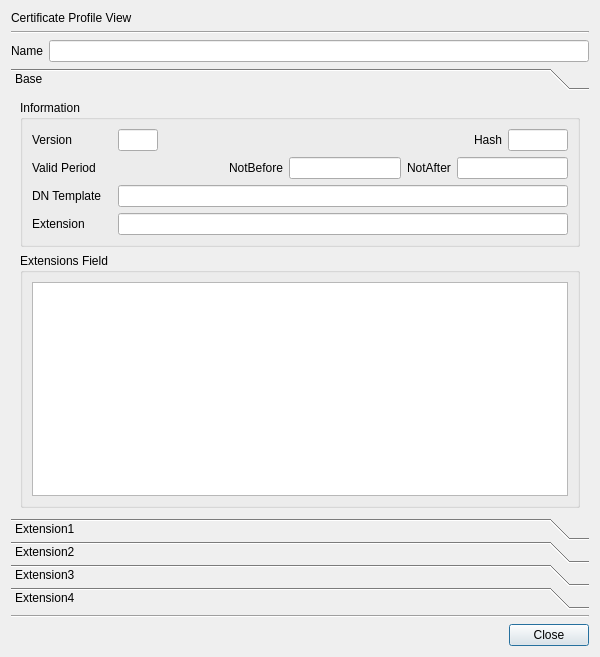
Before: the Qt Designer form CertMan/view_cert_profile_dlg.ui in jykim74/CertMan, drawn with Qt 5.
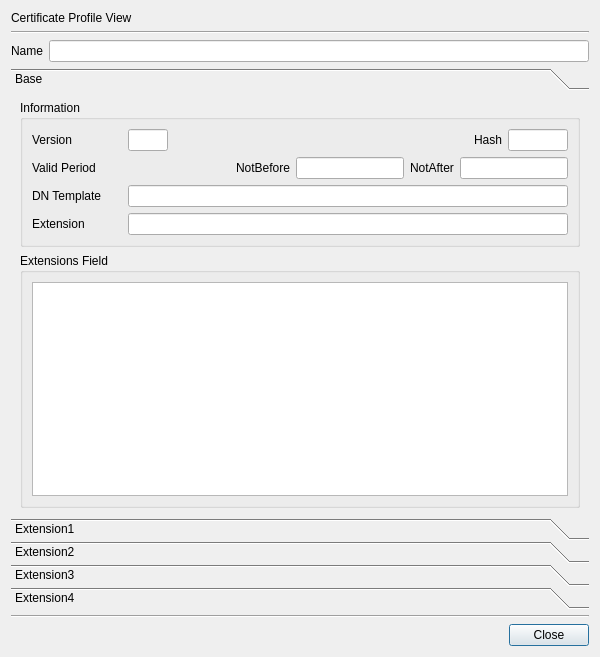
After: the same form once the commit is applied.

```diff
--- a/CertMan/view_cert_profile_dlg.ui
+++ b/CertMan/view_cert_profile_dlg.ui
@@ -12,7 +12,7 @@
   </property>
   <property name="minimumSize">
    <size>
-    <width>500</width>
+    <width>600</width>
     <height>600</height>
    </size>
   </property>
@@ -126,7 +126,7 @@
              <widget class="QLabel" name="label_3">
               <property name="minimumSize">
                <size>
-                <width>80</width>
+                <width>90</width>
                 <height>0</height>
                </size>
               </property>
@@ -179,7 +179,7 @@
              <widget class="QLabel" name="label_5">
               <property name="minimumSize">
                <size>
-                <width>80</width>
+                <width>90</width>
                 <height>0</height>
                </size>
               </property>
@@ -216,7 +216,7 @@
              <widget class="QLabel" name="label_8">
               <property name="minimumSize">
                <size>
-                <width>80</width>
+                <width>90</width>
                 <height>0</height>
                </size>
               </property>
@@ -236,7 +236,7 @@
              <widget class="QLabel" name="label_9">
               <property name="minimumSize">
                <size>
-                <width>80</width>
+                <width>90</width>
                 <height>0</height>
                </size>
               </property>
```
Left out of the diff: 2 changed lines with no effect on the pictures.
